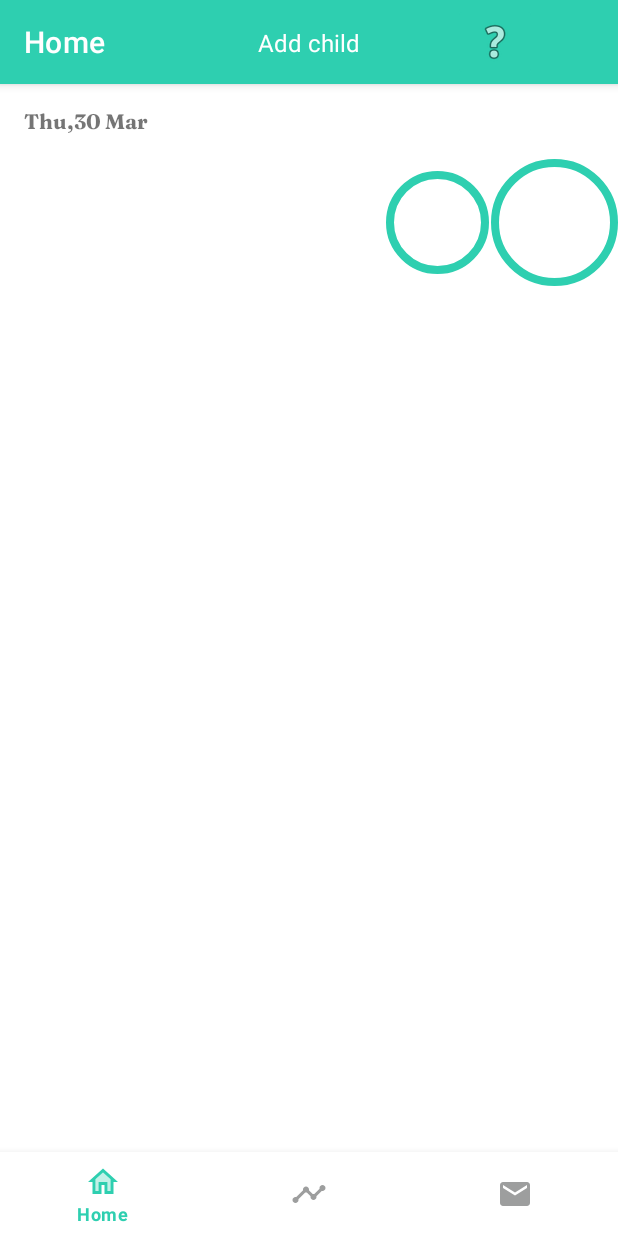
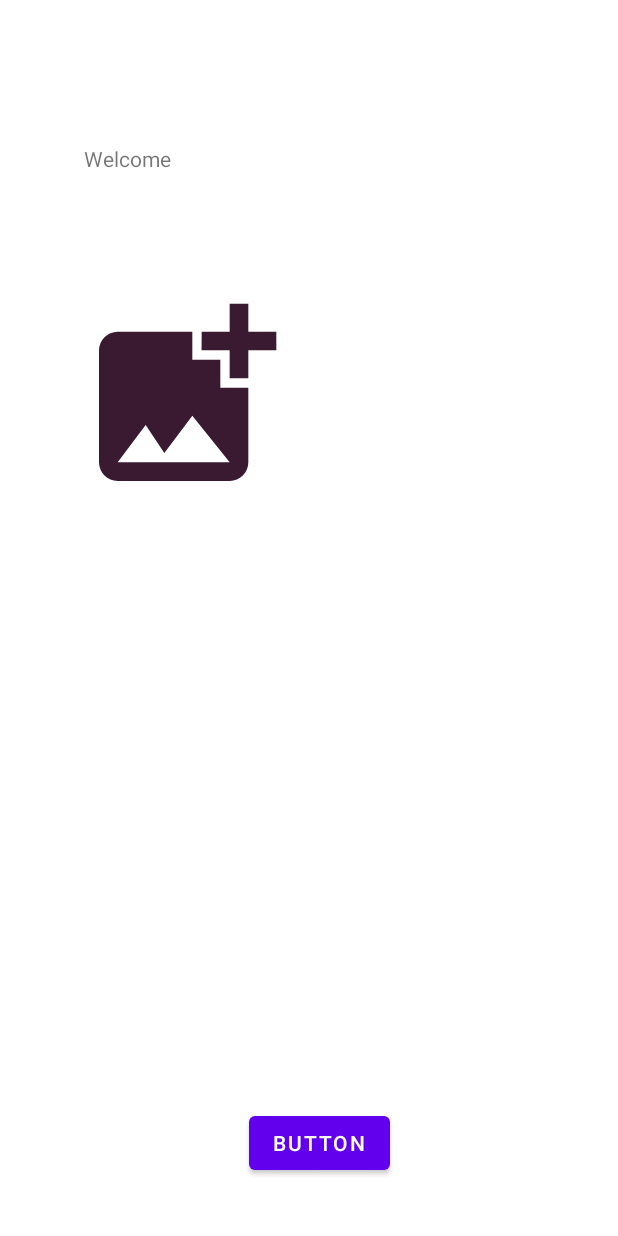
Before and after one commit to JasonSDMN2001/firebasetest1, an Android app: the HomeFragment screen opened directly, with no data from a screen before it, after a tap on an icon or button, on a phone screen of 412 x 824 dp. Run offline under Robolectric (Android 15) with nearby library versions, the phone set to English and light mode, and no system bars; our stand-ins replace Firebase (no records; nobody signed in at launch, a user with empty details on screens opened directly); pictures from the network do not load.

Commit message:
Parent pic

```diff
--- a/app/src/main/java/com/unipi/boidanis/firebasetest1/HomeFragment.java
+++ b/app/src/main/java/com/unipi/boidanis/firebasetest1/HomeFragment.java
@@ -128,9 +128,34 @@ public class HomeFragment extends Fragment {
             }
         });
 
+        ShapeableImageView shapeableImageView2 = (ShapeableImageView) view.findViewById(R.id.profile_button2);
+        shapeableImageView2.setScaleType(ImageView.ScaleType.CENTER);
+        shapeableImageView2.setOnClickListener(new View.OnClickListener() {
+            @Override
+            public void onClick(View v) {
+                getActivity().finish();
+                Intent intent = new Intent(getContext(), MainActivity6.class);
+                startActivity(intent);
+            }
+        });
+        DatabaseReference ref2 = database.getReference("Users").child(mAuth.getUid()).child("parent info and settings");
+        ref2.addListenerForSingleValueEvent(new ValueEventListener() {
+            @Override
+            public void onDataChange(@NonNull DataSnapshot snapshot) {
+                for (DataSnapshot dataSnapshot:snapshot.getChildren()){
+                    ParentInfo parentInfo = dataSnapshot.getValue(ParentInfo.class);
+                    if(getActivity()!=null){
+                        Glide.with(getContext()).load(parentInfo.getImageUrl()).into(shapeableImageView2);
+                    }
+                }
+            }
+
+            @Override
+            public void onCancelled(@NonNull DatabaseError error) {
+
+            }
+        });
         return view;
     }
 
-    public void profileChange(View view) {
-    }
 }
--- /dev/null
+++ b/app/src/main/java/com/unipi/boidanis/firebasetest1/MainActivity6.java
@@ -0,0 +1,128 @@
+package com.unipi.boidanis.firebasetest1;
+
+import androidx.activity.result.ActivityResult;
+import androidx.activity.result.ActivityResultCallback;
+import androidx.activity.result.ActivityResultLauncher;
+import androidx.activity.result.contract.ActivityResultContracts;
+import androidx.annotation.NonNull;
+import androidx.appcompat.app.AppCompatActivity;
+
+import android.app.Activity;
+import android.content.ContentResolver;
+import android.content.Intent;
+import android.net.Uri;
+import android.os.Bundle;
+import android.view.View;
+import android.webkit.MimeTypeMap;
+import android.widget.Button;
+import android.widget.ImageView;
+import android.widget.ProgressBar;
+import android.widget.TextView;
+import android.widget.Toast;
+
+import com.google.android.gms.tasks.OnFailureListener;
+import com.google.android.gms.tasks.OnSuccessListener;
+import com.google.firebase.auth.FirebaseAuth;
+import com.google.firebase.auth.FirebaseUser;
+import com.google.firebase.database.DatabaseReference;
+import com.google.firebase.database.FirebaseDatabase;
+import com.google.firebase.storage.FirebaseStorage;
+import com.google.firebase.storage.OnProgressListener;
+import com.google.firebase.storage.StorageReference;
+import com.google.firebase.storage.UploadTask;
+
+public class MainActivity6 extends AppCompatActivity {
+    FirebaseAuth mAuth;
+    FirebaseUser user;
+    FirebaseDatabase database;
+    TextView textview;
+    DatabaseReference reference;
+    ImageView imageview;
+    private Uri imageUri;
+    StorageReference storreference = FirebaseStorage.getInstance().getReference();
+    private final int GALLERY_REQ_CODE = 1000;
+    ProgressBar progressBar;
+    @Override
+    protected void onCreate(Bundle savedInstanceState) {
+        super.onCreate(savedInstanceState);
+        setContentView(R.layout.activity_main6);
+        database = FirebaseDatabase.getInstance();
+        mAuth = FirebaseAuth.getInstance();
+        user = mAuth.getCurrentUser();
+        if (user!=null){
+            reference=database.getReference("Users").child(user.getUid());
+        }
+        textview = findViewById(R.id.textView3);
+        textview.setText(user.getDisplayName());
+        imageview = findViewById(R.id.imageView3);
+        progressBar = findViewById(R.id.progressBar3);
+        progressBar.setVisibility(View.INVISIBLE);
+        imageview.setOnClickListener(new View.OnClickListener() {
+            @Override
+            public void onClick(View view) {
+                Intent galleryIntent = new Intent();
+                galleryIntent.setAction(Intent.ACTION_GET_CONTENT);
+                galleryIntent.setType("image/*");
+                someActivityResultLauncher.launch(galleryIntent);
+            }
+        });
+        Button button = (Button) findViewById(R.id.button2);
+        button.setOnClickListener(new View.OnClickListener() {
+            @Override
+            public void onClick(View view) {
+                if(imageUri != null) {
+                    StorageReference fileRef = storreference.child(System.currentTimeMillis() + "." + getFileExtension(imageUri));
+                    fileRef.putFile(imageUri).addOnSuccessListener(new OnSuccessListener<UploadTask.TaskSnapshot>() {
+                        @Override
+                        public void onSuccess(UploadTask.TaskSnapshot taskSnapshot) {
+                            fileRef.getDownloadUrl().addOnSuccessListener(new OnSuccessListener<Uri>() {
+                                @Override
+                                public void onSuccess(Uri uri) {
+                                    ParentInfo parentInfo = new ParentInfo(uri.toString());
+                                    String key1 = reference.push().getKey();
+                                    reference.child("parent info and settings").child(key1).setValue(parentInfo);
+                                    progressBar.setVisibility(View.INVISIBLE);
+                                    imageview.setImageResource(R.drawable.ic_baseline_add_photo_alternate_24);
+                                    finish();
+                                    Intent intent = new Intent(getApplicationContext(), MainActivity3.class);
+                                    startActivity(intent);
+                                }
+                            });
+                        }
+                    }).addOnProgressListener(new OnProgressListener<UploadTask.TaskSnapshot>() {
+                        @Override
+                        public void onProgress(@NonNull UploadTask.TaskSnapshot snapshot) {
+                            progressBar.setVisibility(View.VISIBLE);
+                        }
+                    }).addOnFailureListener(new OnFailureListener() {
+                        @Override
+                        public void onFailure(@NonNull Exception e) {
+                            progressBar.setVisibility(View.INVISIBLE);
+                        }
+                    });
+                }else{
+                    Toast.makeText(MainActivity6.this, "Please select picture", Toast.LENGTH_SHORT).show();
+                }
+            }
+        });
+    }
+    ActivityResultLauncher<Intent> someActivityResultLauncher = registerForActivityResult(
+            new ActivityResultContracts.StartActivityForResult(),
+            new ActivityResultCallback<ActivityResult>() {
+                @Override
+                public void onActivityResult(ActivityResult result) {
+                    if (result.getResultCode() == Activity.RESULT_OK) {
+                        // There are no request codes
+                        Intent data = result.getData();
+                        imageUri = data.getData();
+                        imageview.setImageURI(imageUri);
+                    }
+                }
+            });
+    private String getFileExtension(Uri mUri){
+
+        ContentResolver cr = getContentResolver();
+        MimeTypeMap mime = MimeTypeMap.getSingleton();
+        return mime.getExtensionFromMimeType(cr.getType(mUri));
+    }
+}
--- /dev/null
+++ b/app/src/main/res/layout/activity_main6.xml
@@ -0,0 +1,73 @@
+<?xml version="1.0" encoding="utf-8"?>
+<androidx.constraintlayout.widget.ConstraintLayout xmlns:android="http://schemas.android.com/apk/res/android"
+    xmlns:app="http://schemas.android.com/apk/res-auto"
+    xmlns:tools="http://schemas.android.com/tools"
+    android:layout_width="match_parent"
+    android:layout_height="match_parent"
+    tools:context=".MainActivity6">
+
+    <Button
+        android:id="@+id/button2"
+        android:layout_width="wrap_content"
+        android:layout_height="wrap_content"
+        android:onClick="registerbabybirthdata"
+        android:text="Button"
+        app:layout_constraintBottom_toBottomOf="parent"
+        app:layout_constraintEnd_toEndOf="parent"
+        app:layout_constraintHorizontal_bias="0.523"
+        app:layout_constraintStart_toStartOf="parent"
+        app:layout_constraintTop_toBottomOf="@+id/imageView3"
+        app:layout_constraintVertical_bias="0.914" />
+
+    <ProgressBar
+        android:id="@+id/progressBar3"
+        style="?android:attr/progressBarStyle"
+        android:layout_width="wrap_content"
+        android:layout_height="wrap_content"
+        android:layout_marginEnd="64dp"
+        android:layout_marginBottom="440dp"
+        app:layout_constraintBottom_toBottomOf="parent"
+        app:layout_constraintEnd_toEndOf="parent"
+        app:layout_constraintHorizontal_bias="0.728"
+        app:layout_constraintStart_toEndOf="@+id/imageView3"
+        app:layout_constraintTop_toBottomOf="@+id/textView4"
+        app:layout_constraintVertical_bias="0.877" />
+
+    <ImageView
+        android:id="@+id/imageView3"
+        android:layout_width="149dp"
+        android:layout_height="138dp"
+        android:layout_marginBottom="128dp"
+        android:scaleType="centerCrop"
+        android:src="@drawable/ic_baseline_add_photo_alternate_24"
+        app:layout_constraintBottom_toBottomOf="parent"
+        app:layout_constraintEnd_toEndOf="parent"
+        app:layout_constraintHorizontal_bias="0.179"
+        app:layout_constraintStart_toStartOf="parent"
+        app:layout_constraintTop_toBottomOf="@+id/textView4"
+        app:layout_constraintVertical_bias="0.18" />
+
+    <TextView
+        android:id="@+id/textView3"
+        android:layout_width="wrap_content"
+        android:layout_height="wrap_content"
+        android:text="TextView"
+        app:layout_constraintBottom_toBottomOf="parent"
+        app:layout_constraintEnd_toEndOf="parent"
+        app:layout_constraintHorizontal_bias="0.175"
+        app:layout_constraintStart_toEndOf="@+id/textView4"
+        app:layout_constraintTop_toTopOf="parent"
+        app:layout_constraintVertical_bias="0.119" />
+
+    <TextView
+        android:id="@+id/textView4"
+        android:layout_width="wrap_content"
+        android:layout_height="wrap_content"
+        android:text="Welcome"
+        app:layout_constraintBottom_toBottomOf="parent"
+        app:layout_constraintEnd_toEndOf="parent"
+        app:layout_constraintHorizontal_bias="0.158"
+        app:layout_constraintStart_toStartOf="parent"
+        app:layout_constraintTop_toTopOf="parent"
+        app:layout_constraintVertical_bias="0.119" />
+</androidx.constraintlayout.widget.ConstraintLayout>
--- a/app/src/main/res/layout/fragment_home.xml
+++ b/app/src/main/res/layout/fragment_home.xml
@@ -16,7 +16,6 @@
         android:layout_height="86dp"
         android:background="?android:selectableItemBackground"
         android:backgroundTint="#9D9E9E"
-        android:onClick="profileChange"
         android:padding="3dp"
         android:scaleType="centerCrop"
         app:layout_constraintBottom_toBottomOf="parent"
@@ -36,7 +35,6 @@
         android:layout_height="70dp"
         android:background="?android:selectableItemBackground"
         android:backgroundTint="#9D9E9E"
-        android:onClick="profileChangeBaby"
         android:padding="3dp"
         android:scaleType="centerCrop"
         app:layout_constraintBottom_toBottomOf="parent"
```
Also changed, not shown: app/src/main/AndroidManifest.xml (+9 -1 lines), app/src/main/java/com/unipi/boidanis/firebasetest1/ParentInfo.java (added, +17 -0 lines).
